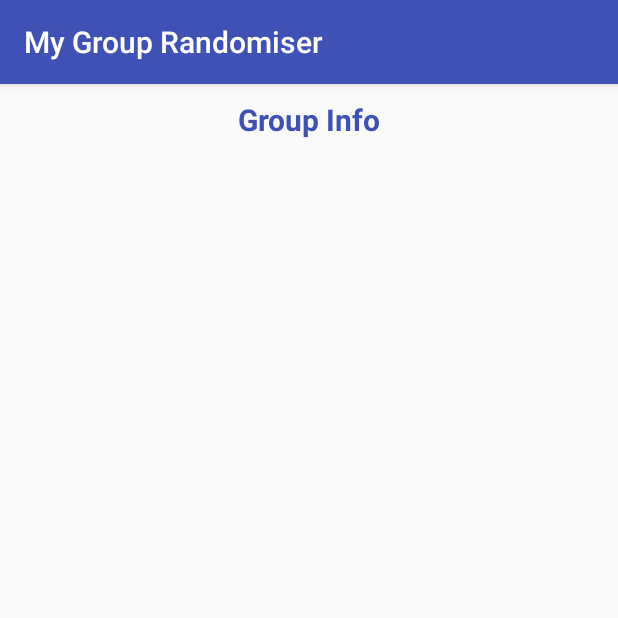
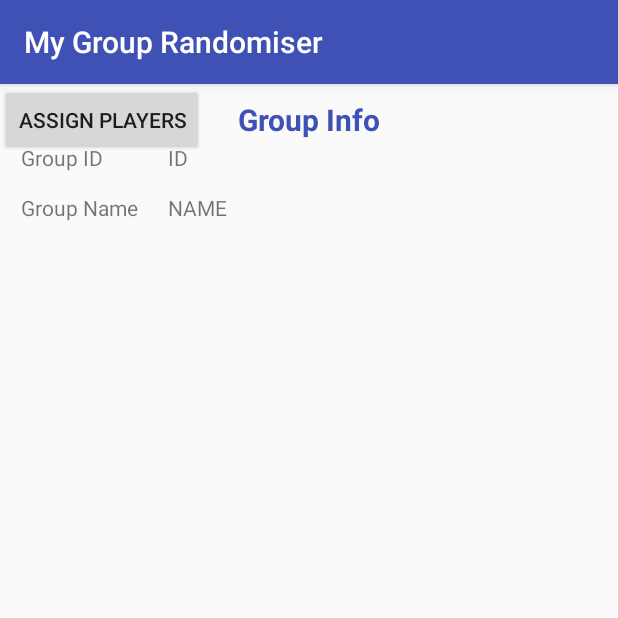
Before and after one commit to seanr89/MyGroupRandomiser, an Android app: the GroupInfoActivity screen opened directly, with no data from a screen before it, on a phone screen of 412 x 824 dp, the top half of it. Run offline under Robolectric (Android 15) with nearby library versions, the light colour scheme and no system bars; 1 statement that could not run was skipped.

Commit message:
Added activity call to access teh group assignment activity. Adding UI details to group info.

```diff
--- a/app/src/main/java/com/example/seanrafferty/mygrouprandomiser/GroupInfoActivity.kt
+++ b/app/src/main/java/com/example/seanrafferty/mygrouprandomiser/GroupInfoActivity.kt
@@ -1,7 +1,11 @@
 package com.example.seanrafferty.mygrouprandomiser
 
+import android.content.Intent
 import android.support.v7.app.AppCompatActivity
 import android.os.Bundle
+import android.util.Log
+import android.widget.Button
+import android.widget.TextView
 import com.example.seanrafferty.mygrouprandomiser.Models.MyGroup
 import com.example.seanrafferty.mygrouprandomiser.SQLite.DatabaseHandler
 
@@ -18,10 +22,21 @@ class GroupInfoActivity : AppCompatActivity() {
         //now we need to request data from the DB
         SelectedGroup = GetGroupFromDB(ID)
 
+        //now refresh the data
+        RefreshMyGroupInfo(SelectedGroup)
+
+        //Create Button Listener to navigate
+        var btn_assign_players = findViewById<Button>(R.id.btn_assign_players)
+        btn_assign_players.setOnClickListener()
+        {
+            NavigateToMyGroupPlayerAssigmentActivity()
+        }
     }
 
     /**
-     *
+     * Request Group Info for the database again
+     * @param id - the MyGroup Identification
+     * @return A MyGroup object
      */
     private fun GetGroupFromDB(id: Int) : MyGroup
     {
@@ -29,4 +44,27 @@ class GroupInfoActivity : AppCompatActivity() {
 
         return db.ReadMyGroupByID(id)
     }
+
+    /**
+     * Refresh the screen details for the group provided
+     */
+    private fun RefreshMyGroupInfo(group : MyGroup)
+    {
+        Log.d("Method", object{}.javaClass.enclosingMethod.name)
+
+        val groupIDTextView = findViewById<TextView>(R.id.groupIDView)
+        val groupNameTextView = findViewById<TextView>(R.id.groupNameView)
+    }
+
+
+    /**
+     * Navigate to the Player Assingment Screen
+     */
+    private fun NavigateToMyGroupPlayerAssigmentActivity()
+    {
+        Log.d("Method", object{}.javaClass.enclosingMethod.name)
+        //var intent= Intent(this,GroupInfoActivity::class.java)
+        //intent.putExtra("GroupID", group.ID)
+        //startActivity(intent)
+    }
 }
--- a/app/src/main/java/com/example/seanrafferty/mygrouprandomiser/SQLite/DatabaseHandler.kt
+++ b/app/src/main/java/com/example/seanrafferty/mygrouprandomiser/SQLite/DatabaseHandler.kt
@@ -109,7 +109,7 @@ class DatabaseHandler : SQLiteOpenHelper
      */
     fun ReadAllGroups() : ArrayList<MyGroup>
     {
-        println("Method: " + object {}.javaClass.enclosingMethod.name)
+        Log.d("DatabaseHandler", object{}.javaClass.enclosingMethod.name)
 
         var arrayList = ArrayList<MyGroup>()
 
@@ -200,7 +200,7 @@ class DatabaseHandler : SQLiteOpenHelper
      */
     fun ReadAllPlayers() : ArrayList<Player>
     {
-        println("Method: " + object {}.javaClass.enclosingMethod.name)
+        Log.d("DatabaseHandler", object{}.javaClass.enclosingMethod.name)
 
         var arrayList = ArrayList<Player>()
 
@@ -234,6 +234,8 @@ class DatabaseHandler : SQLiteOpenHelper
      */
     fun InsertPlayer(player: Player) : Int
     {
+        Log.d("DatabaseHandler", object{}.javaClass.enclosingMethod.name)
+
         var values = ContentValues()
         values.put(PlayerName, player.Name)
         values.put(PlayerRating, player.Rating)
--- /dev/null
+++ b/app/src/main/java/com/example/seanrafferty/mygrouprandomiser/Utilities/NavigationControls.kt
@@ -0,0 +1,21 @@
+package com.example.seanrafferty.mygrouprandomiser.Utilities
+
+import android.content.Context
+import android.content.Intent
+import android.support.v4.content.ContextCompat.startActivity
+import com.example.seanrafferty.mygrouprandomiser.MainActivity
+
+
+/**
+ * IN DEV - Class to provide static methods for activity navigation across the site
+ */
+class NavigationControls {
+
+    companion object {
+        fun NavigateHome(context : Context)
+        {
+            val intent= Intent(context, MainActivity::class.java)
+            startActivity(context, intent, null)
+        }
+    }
+}
--- a/app/src/main/res/layout/activity_edit_group.xml
+++ b/app/src/main/res/layout/activity_edit_group.xml
@@ -31,15 +31,12 @@
         android:gravity="center"
         android:orientation="horizontal">
 
-
         <Button
             android:id="@+id/btn_save_group"
             android:layout_width="wrap_content"
             android:layout_height="wrap_content"
             android:text="Add Group"
             android:textSize="16sp" />
-
-
     </LinearLayout>
 
 </LinearLayout>
--- a/app/src/main/res/layout/activity_group_info.xml
+++ b/app/src/main/res/layout/activity_group_info.xml
@@ -17,4 +17,59 @@
         android:textSize="20sp"
         android:textStyle="bold" />
 
+    <RelativeLayout
+        android:layout_width="match_parent"
+        android:layout_height="match_parent"
+        android:layout_marginTop="25dp"
+        android:layout_below="@+id/GroupInfoTextHeader">
+
+        <TextView
+            android:id="@+id/groupIDViewHeader"
+            android:layout_width="wrap_content"
+            android:layout_height="wrap_content"
+            android:layout_marginTop="14dp"
+            android:layout_marginLeft="14dp"
+            android:text="Group ID" />
+
+            <!-- Field to display the ID for the group-->
+            <TextView
+                android:id="@+id/groupIDView"
+                android:layout_width="wrap_content"
+                android:layout_height="wrap_content"
+                android:layout_marginTop="14dp"
+                android:layout_marginLeft="43dp"
+                android:layout_toRightOf="@+id/groupIDViewHeader"
+                android:text="ID" />
+
+        <TextView
+            android:id="@+id/groupNameViewHeader"
+            android:layout_width="wrap_content"
+            android:layout_height="wrap_content"
+            android:layout_marginTop="14dp"
+            android:layout_marginLeft="14dp"
+            android:layout_below="@+id/groupIDViewHeader"
+            android:text="Group Name" />
+
+            <!-- Field to display the Name for the group-->
+            <TextView
+                android:id="@+id/groupNameView"
+                android:layout_width="wrap_content"
+                android:layout_height="wrap_content"
+                android:layout_marginTop="14dp"
+                android:layout_marginLeft="20dp"
+                android:layout_below="@+id/groupIDView"
+                android:layout_toRightOf="@+id/groupNameViewHeader"
+                android:text="NAME" />
+
+    </RelativeLayout>
+
+    <Button
+        android:id="@+id/btn_assign_players"
+        android:layout_width="wrap_content"
+        android:layout_height="wrap_content"
+        android:text="Assign Players"
+        tools:layout_editor_absoluteX="16dp"
+        tools:layout_editor_absoluteY="446dp" />
+
+
 </android.support.constraint.ConstraintLayout>
```
